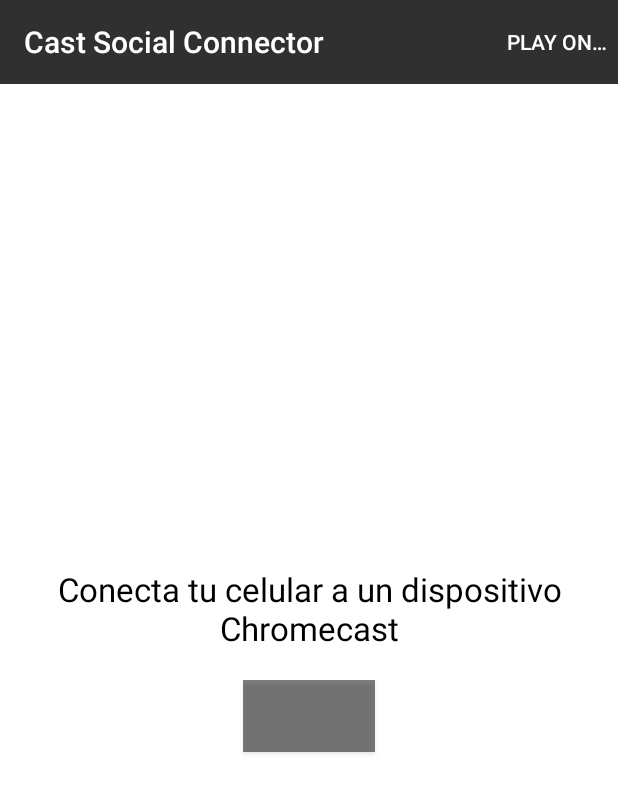
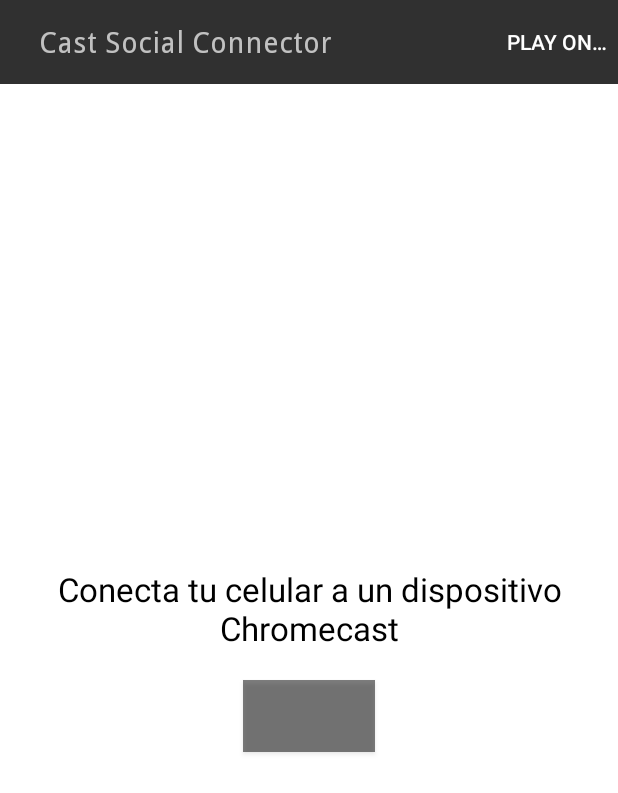
Before and after one commit to JoseTapiaG/CastSocialConnector, an Android app: the MainActivity screen opened directly, with no data from a screen before it, on a phone screen of 412 x 824 dp. Shown: the top 793 px of the screen. Run offline under Robolectric (Android 15) with nearby library versions, the phone set to English and light mode, and no system bars; libraries missing offline, so code that uses them is left out: android.support.v7; plain views replace MediaRouteButton; 11 statements that could not run were skipped.

```diff
--- a/app/build.gradle
+++ b/app/build.gradle
@@ -5,7 +5,7 @@ android {
     buildToolsVersion "23.0.0"
     defaultConfig {
         applicationId "com.jose.castsocialconnector"
-        minSdkVersion 11
+        minSdkVersion 16
         targetSdkVersion 22
         versionCode 1
         versionName "1.0"
--- a/app/src/main/java/com/jose/castsocialconnector/main/MainActivity.java
+++ b/app/src/main/java/com/jose/castsocialconnector/main/MainActivity.java
@@ -22,10 +22,12 @@ import android.app.Fragment;
 import android.app.FragmentManager;
 import android.app.FragmentTransaction;
 import android.content.SharedPreferences;
+import android.graphics.Typeface;
 import android.graphics.drawable.ColorDrawable;
 import android.os.Bundle;
 import android.os.Environment;
 import android.preference.PreferenceManager;
+import android.support.annotation.Nullable;
 import android.support.v4.view.MenuItemCompat;
 import android.support.v7.app.ActionBar;
 import android.support.v7.app.AppCompatActivity;
@@ -34,8 +36,11 @@ import android.support.v7.media.MediaRouteSelector;
 import android.support.v7.media.MediaRouter;
 import android.support.v7.media.MediaRouter.RouteInfo;
 import android.util.Log;
+import android.view.LayoutInflater;
 import android.view.Menu;
 import android.view.MenuItem;
+import android.view.View;
+import android.widget.TextView;
 
 import com.google.android.gms.cast.ApplicationMetadata;
 import com.google.android.gms.cast.Cast;
@@ -53,6 +58,7 @@ import com.jose.castsocialconnector.castMessagesCallback.PagePhotoReadyMessageCa
 import com.jose.castsocialconnector.castMessagesCallback.SendMailMessageCallBack;
 import com.jose.castsocialconnector.instagram.InstagramApi;
 import com.jose.castsocialconnector.message.authentication.OnTokenAcquired;
+import com.jose.castsocialconnector.message.receive.GetEmailService;
 import com.jose.castsocialconnector.photo.NewPhotosService;
 import com.jose.castsocialconnector.xml.XmlContact;
 import com.jose.castsocialconnector.xml.XmlParser;
@@ -92,6 +98,7 @@ public class MainActivity extends AppCompatActivity {
 
     // messages
     private AccountManager accountManager;
+    private GetEmailService getEmailService;
 
     // Contacts
     public static ArrayList<XmlContact> xmlContacts;
@@ -110,10 +117,17 @@ public class MainActivity extends AppCompatActivity {
     public static ScheduledFuture newPhotosSchedule;
 
 
+    // font-families
+    Typeface typeFaceNormal;
+    Typeface typeFaceBold;
+
     @Override
     protected void onCreate(Bundle savedInstanceState) {
         super.onCreate(savedInstanceState);
         setContentView(R.layout.activity_main);
+
+        typeFaceNormal = Typeface.createFromAsset(getAssets(), "font/DroidSans.ttf");
+        typeFaceBold = Typeface.createFromAsset(getAssets(), "font/DroidSans-Bold.ttf");
 
         ActionBar actionBar = getSupportActionBar();
         actionBar.setBackgroundDrawable(new ColorDrawable(
@@ -133,6 +147,7 @@ public class MainActivity extends AppCompatActivity {
         userContact = XmlParser.parseOwnerXml();
 
         // connect to email
+        getEmailService = new GetEmailService(this);
         accountManager = AccountManager.get(this);
         Account[] accounts = accountManager.getAccountsByType("com.google");
         onAccountSelected(accounts[0]);
@@ -151,6 +166,26 @@ public class MainActivity extends AppCompatActivity {
 
         // default fragment
         showConnectWarningFragment();
+    }
+
+    @Override
+    protected void onPostCreate(@Nullable Bundle savedInstanceState) {
+        super.onPostCreate(savedInstanceState);
+        changeActionBarFont();
+    }
+
+
+
+    private void changeActionBarFont() {
+        this.getSupportActionBar().setDisplayShowCustomEnabled(true);
+        this.getSupportActionBar().setDisplayShowTitleEnabled(false);
+
+        LayoutInflater inflator = LayoutInflater.from(this);
+        View v = inflator.inflate(R.layout.action_bar, null);
+
+        ((TextView) v.findViewById(R.id.title)).setText(this.getTitle());
+        ((TextView) v.findViewById(R.id.title)).setTypeface(typeFaceNormal);
+        this.getSupportActionBar().setCustomView(v);
     }
 
     private void showConnectWarningFragment() {
@@ -508,8 +543,16 @@ public class MainActivity extends AppCompatActivity {
         this.oauthToken = oauthToken;
     }
 
+    public String getOauthToken() {
+        return oauthToken;
+    }
+
     public XmlContact getUserContact() {
         return userContact;
+    }
+
+    public GetEmailService getGetEmailService() {
+        return getEmailService;
     }
 
     @Override
--- a/app/src/main/java/com/jose/castsocialconnector/message/authentication/OnTokenAcquired.java
+++ b/app/src/main/java/com/jose/castsocialconnector/message/authentication/OnTokenAcquired.java
@@ -7,6 +7,7 @@ import android.accounts.AccountManagerFuture;
 import android.os.Bundle;
 
 import com.jose.castsocialconnector.main.MainActivity;
+import com.jose.castsocialconnector.message.receive.GetEmailService;
 
 /**
  * Created by Jose Manuel on 22/04/2016.
@@ -27,7 +28,8 @@ public class OnTokenAcquired implements AccountManagerCallback<Bundle> {
             Bundle bundle = result.getResult();
             activity.setOauthToken(bundle.getString(AccountManager.KEY_AUTHTOKEN));
             activity.getUserContact().setEmail(account.name);
-//            new CreateImapStore(MainActivity.this, emailAccount, oauthToken).execute();
+            activity.getGetEmailService().connect(account.name,  activity.getOauthToken());
+
         } catch (Exception e) {
             e.printStackTrace();
         }
--- /dev/null
+++ b/app/src/main/res/layout/action_bar.xml
@@ -0,0 +1,17 @@
+<?xml version="1.0" encoding="utf-8"?>
+<RelativeLayout xmlns:android="http://schemas.android.com/apk/res/android"
+    android:layout_width="match_parent"
+    android:layout_height="match_parent"
+    android:background="@android:color/transparent" >
+
+    <TextView
+        android:id="@+id/title"
+        android:layout_width="wrap_content"
+        android:layout_height="wrap_content"
+        android:layout_centerVertical="true"
+        android:layout_marginLeft="10dp"
+        android:textSize="20dp"
+        android:maxLines="1"
+        android:ellipsize="end"
+        android:text="" />
+</RelativeLayout>
```
Also changed, not shown: app/src/main/java/com/falott/ingresss/util/Log.java (added, +14 -0 lines), app/src/main/java/com/jose/castsocialconnector/message/receive/Email.java (added, +31 -0 lines), app/src/main/java/com/jose/castsocialconnector/message/receive/GetEmailService.java (added, +209 -0 lines), app/src/main/java/com/jose/castsocialconnector/message/receive/IdleThread.java (added, +63 -0 lines), app/src/main/assets/font/DroidSans-Bold.ttf (added), app/src/main/assets/font/DroidSans.ttf (added).
